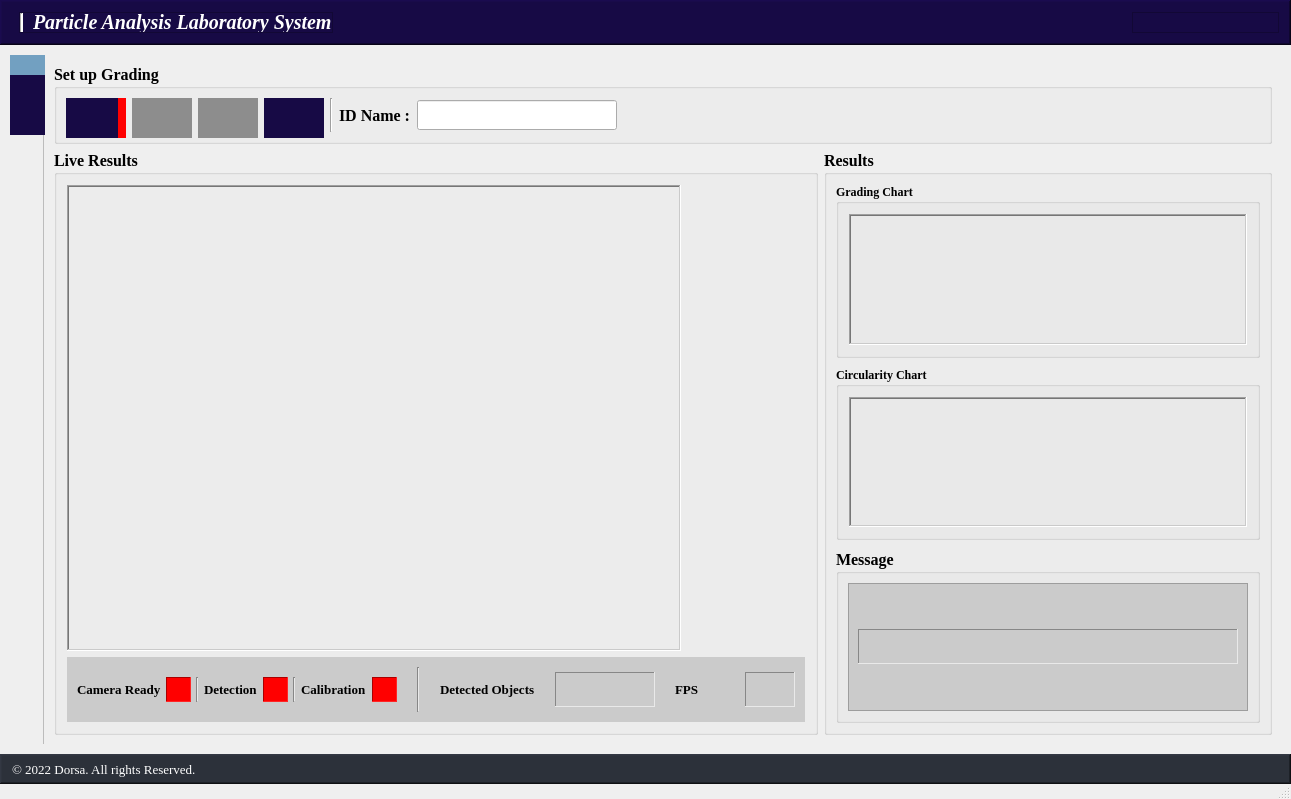
DORSA-co/OLD_particle_size_analyser, file main_UI.ui: the form before one commit.
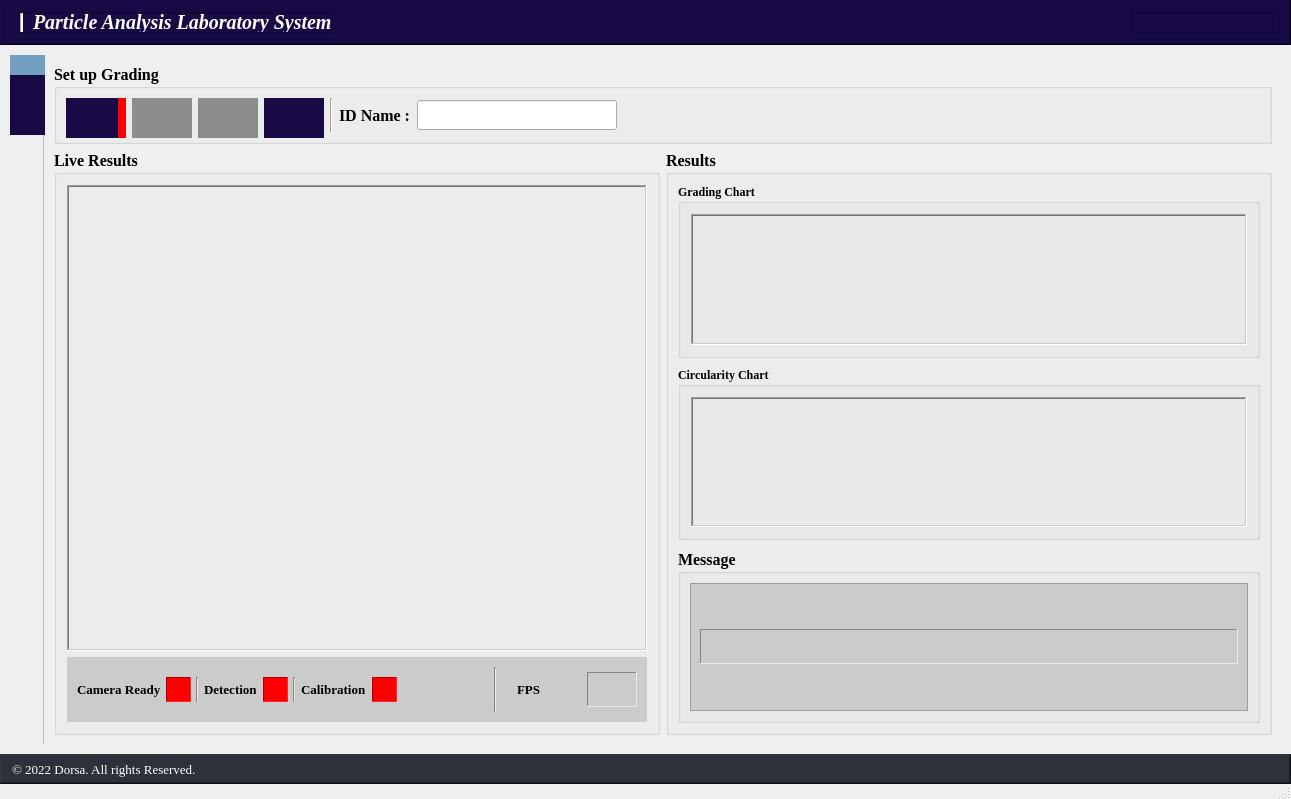
The form after the commit. Icons and pictures are not drawn.

Patch:
```diff
--- a/main_UI.ui
+++ b/main_UI.ui
@@ -906,7 +906,7 @@
                       </layout>
                      </widget>
                     </item>
-                    <item row="1" column="0" alignment="Qt::AlignLeft">
+                    <item row="1" column="0">
                      <widget class="QGroupBox" name="groupBox_2">
                       <property name="sizePolicy">
                        <sizepolicy hsizetype="Expanding" vsizetype="Expanding">
@@ -916,7 +916,7 @@
                       </property>
                       <property name="minimumSize">
                        <size>
-                        <width>500</width>
+                        <width>0</width>
                         <height>1</height>
                        </size>
                       </property>
@@ -946,7 +946,7 @@
                       <property name="title">
                        <string>Live Results</string>
                       </property>
-                      <layout class="QGridLayout" name="gridLayout_2">
+                      <layout class="QVBoxLayout" name="verticalLayout_31">
                        <property name="leftMargin">
                         <number>10</number>
                        </property>
@@ -959,7 +959,7 @@
                        <property name="bottomMargin">
                         <number>10</number>
                        </property>
-                       <item row="0" column="0" alignment="Qt::AlignLeft">
+                       <item>
                         <widget class="QFrame" name="image_frame">
                          <property name="sizePolicy">
                           <sizepolicy hsizetype="Expanding" vsizetype="Expanding">
@@ -969,7 +969,7 @@
                          </property>
                          <property name="minimumSize">
                           <size>
-                           <width>400</width>
+                           <width>1</width>
                            <height>1</height>
                           </size>
                          </property>
@@ -1004,50 +1004,12 @@
                            <number>5</number>
                           </property>
                           <item>
-                           <layout class="QHBoxLayout" name="horizontalLayout_15">
-                            <item>
-                             <widget class="QLabel" name="label_main_frame">
-                              <property name="sizePolicy">
-                               <sizepolicy hsizetype="Expanding" vsizetype="Expanding">
-                                <horstretch>0</horstretch>
-                                <verstretch>0</verstretch>
-                               </sizepolicy>
-                              </property>
-                              <property name="minimumSize">
-                               <size>
-                                <width>600</width>
-                                <height>400</height>
-                               </size>
-                              </property>
-                              <property name="maximumSize">
-                               <size>
-                                <width>16777215</width>
-                                <height>16777215</height>
-                               </size>
-                              </property>
-                              <property name="baseSize">
-                               <size>
-                                <width>0</width>
-                                <height>0</height>
-                               </size>
-                              </property>
-                              <property name="text">
-                               <string/>
-                              </property>
-                              <property name="pixmap">
-                               <pixmap>Icons/no_image.png</pixmap>
-                              </property>
-                              <property name="scaledContents">
-                               <bool>false</bool>
-                              </property>
-                             </widget>
-                            </item>
-                           </layout>
+                           <layout class="QHBoxLayout" name="horizontalLayout_15"/>
                           </item>
                          </layout>
                         </widget>
                        </item>
-                       <item row="1" column="0">
+                       <item>
                         <widget class="QFrame" name="status_frame">
                          <property name="sizePolicy">
                           <sizepolicy hsizetype="Expanding" vsizetype="Fixed">
@@ -1342,6 +1304,19 @@
                               </property>
                              </widget>
                             </item>
+                            <item>
+                             <spacer name="horizontalSpacer_13">
+                              <property name="orientation">
+                               <enum>Qt::Horizontal</enum>
+                              </property>
+                              <property name="sizeHint" stdset="0">
+                               <size>
+                                <width>40</width>
+                                <height>20</height>
+                               </size>
+                              </property>
+                             </spacer>
+                            </item>
                            </layout>
                           </item>
                           <item>
@@ -1356,67 +1331,6 @@
                             </property>
                            </widget>
                           </item>
-                          <item>
-                           <layout class="QHBoxLayout" name="horizontalLayout_6">
-                            <item>
-                             <widget class="QLabel" name="label_4">
-                              <property name="font">
-                               <font>
-                                <family>Times New Roman</family>
-                                <pointsize>10</pointsize>
-                                <weight>75</weight>
-                                <bold>true</bold>
-                               </font>
-                              </property>
-                              <property name="text">
-                               <string>Detected Objects</string>
-                              </property>
-                             </widget>
-                            </item>
-                            <item>
-                             <widget class="QLabel" name="n_detected_objects_label">
-                              <property name="minimumSize">
-                               <size>
-                                <width>100</width>
-                                <height>35</height>
-                               </size>
-                              </property>
-                              <property name="maximumSize">
-                               <size>
-                                <width>100</width>
-                                <height>35</height>
-                               </size>
-                              </property>
-                              <property name="font">
-                               <font>
-                                <family>Times New Roman</family>
-                                <pointsize>12</pointsize>
-                                <weight>75</weight>
-                                <bold>true</bold>
-                               </font>
-                              </property>
-                              <property name="toolTip">
-                               <string>Detected Objects</string>
-                              </property>
-                              <property name="locale">
-                               <locale language="English" country="UnitedStates"/>
-                              </property>
-                              <property name="frameShape">
-                               <enum>QFrame::Panel</enum>
-                              </property>
-                              <property name="frameShadow">
-                               <enum>QFrame::Sunken</enum>
-                              </property>
-                              <property name="text">
-                               <string/>
-                              </property>
-                              <property name="alignment">
-                               <set>Qt::AlignCenter</set>
-                              </property>
-                             </widget>
-                            </item>
-                           </layout>
-                          </item>
                           <item>
                            <layout class="QHBoxLayout" name="horizontalLayout_70">
                             <item>
```
Left out of the diff: 584 changed lines with no effect on the pictures.
